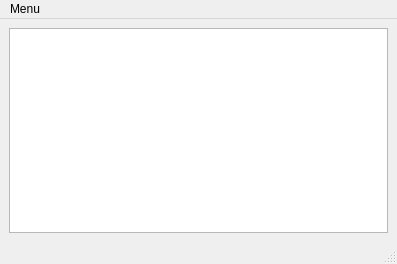
The window that patchoutputwindow.ui (thistleknot/DiffMatchPatch) describes before a commit, drawn with Qt 5.
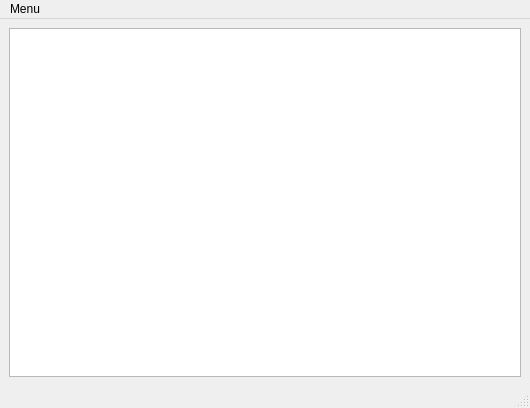
The same window after the commit.

Commit message: outputs to a second form properly

Diff of the .ui file:
```diff
--- a/patchoutputwindow.ui
+++ b/patchoutputwindow.ui
@@ -6,8 +6,8 @@
    <rect>
     <x>0</x>
     <y>0</y>
-    <width>397</width>
-    <height>264</height>
+    <width>530</width>
+    <height>408</height>
    </rect>
   </property>
   <property name="windowTitle">
@@ -29,7 +29,7 @@
     <rect>
      <x>0</x>
      <y>0</y>
-     <width>397</width>
+     <width>530</width>
      <height>21</height>
     </rect>
    </property>
```
Left out of the diff: 6 changed lines with no effect on the pictures. The commit also changes 6 other files.
